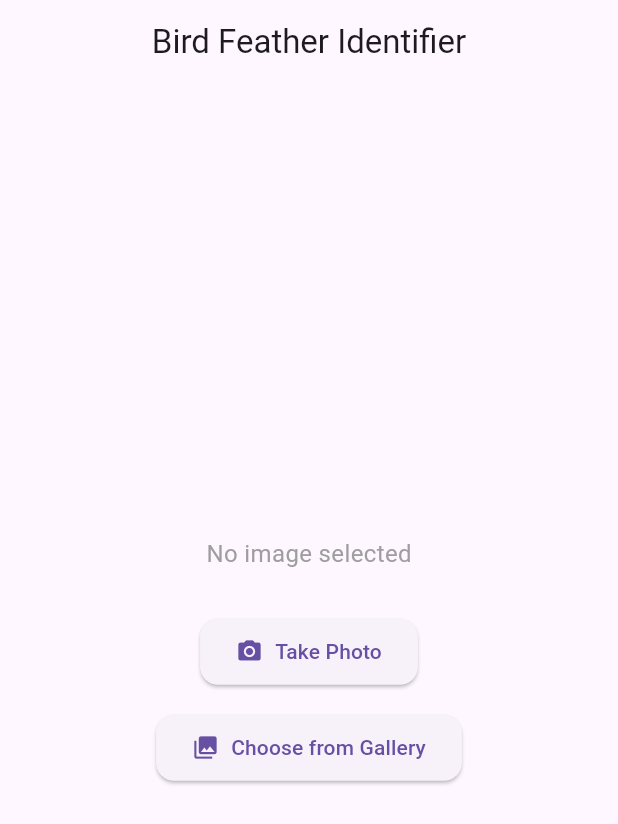
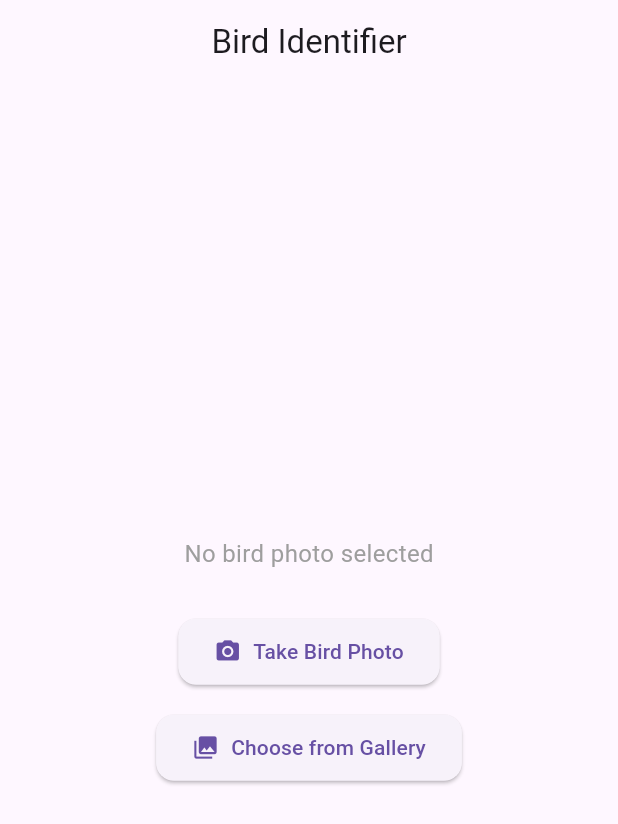
Before and after one commit to DanielNPaulino/flutter_ai_vision, a Flutter app: the screen it shows after launch, after a tap on "Choose from Gallery", on a phone screen of 412 x 824 dp. Shown: the top 824 px of the screen. Run offline on Flutter 3.47's test engine with Material 3 defaults, Android fonts, the phone set to English and light mode, and no system bars; our stand-ins replace image_picker.

Commit message:
Refactor image identification logic in HomeScreen and update API service for bird species recognition

```diff
--- a/lib/screens/home_screen.dart
+++ b/lib/screens/home_screen.dart
@@ -15,12 +15,10 @@ class _HomeScreenState extends State<HomeScreen> {
   final ApiService _apiService = ApiService();
   bool _isLoading = false;
 
-  /// Pick an image from the specified source and identify the feather
   Future<void> _pickImage(ImageSource source) async {
     try {
       final pickedFile = await _picker.pickImage(source: source);
-
-      if (pickedFile == null) return; // User canceled selection
+      if (pickedFile == null) return;
 
       setState(() {
         _image = File(pickedFile.path);
@@ -28,13 +26,12 @@ class _HomeScreenState extends State<HomeScreen> {
       });
 
       // Call AI + Wikipedia
-      final result = await _apiService.identifyFeather(_image!);
+      final result = await _apiService.identifyBird(_image!);
 
       setState(() {
         _isLoading = false;
       });
 
-      // Navigate to ResultScreen with all data
       Navigator.push(
         context,
         MaterialPageRoute(
@@ -43,7 +40,7 @@ class _HomeScreenState extends State<HomeScreen> {
             species: result['species'],
             confidence: result['confidence'],
             description: result['description'],
-            birdImageUrl: result['imageUrl'], // ✅ Added Wikipedia image
+            birdImageUrl: result['imageUrl'],
           ),
         ),
       );
@@ -51,13 +48,10 @@ class _HomeScreenState extends State<HomeScreen> {
       setState(() {
         _isLoading = false;
       });
-
-      // Show error dialog
       _showErrorDialog(error.toString());
     }
   }
 
-  /// Display an error message in a dialog
   void _showErrorDialog(String message) {
     showDialog(
       context: context,
@@ -77,10 +71,7 @@ class _HomeScreenState extends State<HomeScreen> {
   @override
   Widget build(BuildContext context) {
     return Scaffold(
-      appBar: AppBar(
-        title: const Text("Bird Feather Identifier"),
-        centerTitle: true,
-      ),
+      appBar: AppBar(title: const Text("Bird Identifier"), centerTitle: true),
       body: Center(
         child: _isLoading
             ? Column(
@@ -88,16 +79,12 @@ class _HomeScreenState extends State<HomeScreen> {
                 children: const [
                   CircularProgressIndicator(),
                   SizedBox(height: 16),
-                  Text(
-                    "Identifying feather...",
-                    style: TextStyle(fontSize: 16),
-                  ),
+                  Text("Identifying bird..."),
                 ],
               )
             : Column(
                 mainAxisAlignment: MainAxisAlignment.center,
                 children: [
-                  // Show preview of selected feather image
                   if (_image != null)
                     ClipRRect(
                       borderRadius: BorderRadius.circular(12),
@@ -109,17 +96,14 @@ class _HomeScreenState extends State<HomeScreen> {
                     )
                   else
                     const Text(
-                      "No image selected",
+                      "No bird photo selected",
                       style: TextStyle(fontSize: 16, color: Colors.grey),
                     ),
-
                   const SizedBox(height: 30),
-
-                  // Camera button
                   ElevatedButton.icon(
                     onPressed: () => _pickImage(ImageSource.camera),
                     icon: const Icon(Icons.camera_alt),
-                    label: const Text("Take Photo"),
+                    label: const Text("Take Bird Photo"),
                     style: ElevatedButton.styleFrom(
                       padding: const EdgeInsets.symmetric(
                         horizontal: 24,
@@ -130,10 +114,7 @@ class _HomeScreenState extends State<HomeScreen> {
                       ),
                     ),
                   ),
-
                   const SizedBox(height: 16),
-
-                  // Gallery button
                   ElevatedButton.icon(
                     onPressed: () => _pickImage(ImageSource.gallery),
                     icon: const Icon(Icons.photo_library),
--- a/lib/services/api_service.dart
+++ b/lib/services/api_service.dart
@@ -6,8 +6,8 @@ class ApiService {
   final String _apiKey =
       "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"; // TODO: Replace with env key later
 
-  /// Identify the bird species based on feather image
-  Future<Map<String, dynamic>> identifyFeather(File imageFile) async {
+  /// Identify bird species from a bird photo
+  Future<Map<String, dynamic>> identifyBird(File imageFile) async {
     final url = Uri.parse("https://api.openai.com/v1/chat/completions");
 
     final imageBytes = await imageFile.readAsBytes();
@@ -24,7 +24,7 @@ class ApiService {
         {
           "role": "system",
           "content":
-              "You are an expert ornithologist AI that identifies birds from feather photos. "
+              "You are an expert ornithologist AI that identifies bird species from photos. "
               "You must ONLY respond in valid JSON with this exact format:\n\n"
               "{\n"
               "  \"species\": \"<name of species>\",\n"
@@ -38,7 +38,7 @@ class ApiService {
             {
               "type": "text",
               "text":
-                  "Identify this bird species from its feather and provide confidence level and description.",
+                  "Identify the bird species from this photo, and provide confidence level and a short description.",
             },
             {
               "type": "image_url",
@@ -52,7 +52,6 @@ class ApiService {
     final response = await http.post(url, headers: headers, body: body);
     final data = jsonDecode(response.body);
 
-    // ✅ Handle errors
     if (data['error'] != null) {
       final errorMessage = data['error']['message'] ?? "Unknown API error";
       throw Exception(
@@ -65,15 +64,12 @@ class ApiService {
     }
 
     final String? aiText = data['choices'][0]['message']?['content'];
-
-    // ✅ Debugging
     print("Raw AI response: $aiText");
 
     if (aiText == null || aiText.isEmpty) {
       throw Exception("Empty content returned from OpenAI API.");
     }
 
-    // ✅ Parse AI JSON response safely
     Map<String, dynamic> parsedJson;
     try {
       parsedJson = jsonDecode(aiText);
@@ -83,8 +79,6 @@ class ApiService {
     }
 
     final speciesName = parsedJson["species"] ?? "Unknown";
-
-    // ✅ Get Wikipedia image
     final wikiImageUrl = await _fetchWikipediaImage(speciesName);
 
     return {
@@ -95,7 +89,7 @@ class ApiService {
     };
   }
 
-  /// Fetch an image URL of the species from Wikipedia
+  /// Fetch bird image from Wikipedia
   Future<String?> _fetchWikipediaImage(String species) async {
     if (species == "Unknown") return null;
 
@@ -107,11 +101,9 @@ class ApiService {
     try {
       final response = await http.get(url);
       final data = jsonDecode(response.body);
-
       final pages = data['query']?['pages'];
       if (pages == null) return null;
 
-      // Extract the first page key dynamically
       final pageKey = pages.keys.first;
       final page = pages[pageKey];
 
```
